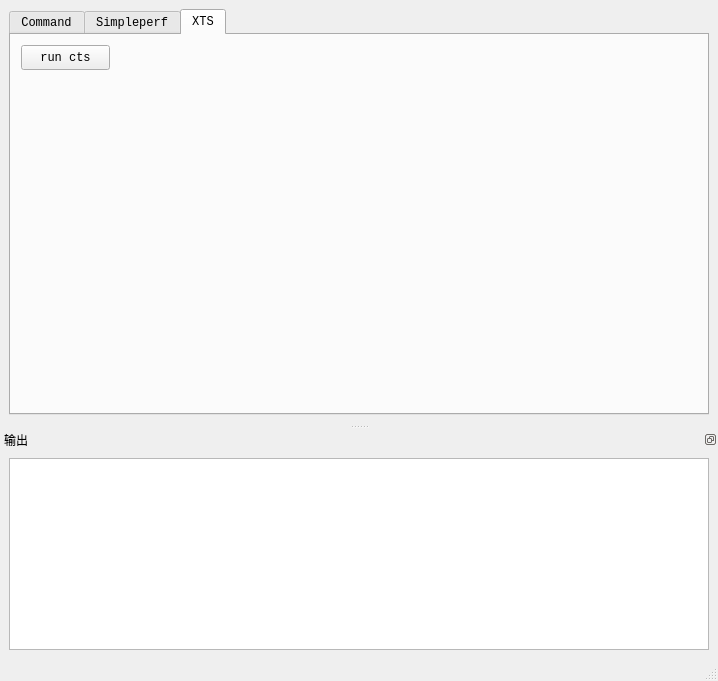
This is mainwindow.ui in zuoVision/Qt as Qt 5 draws it before an edit. The edited form follows.
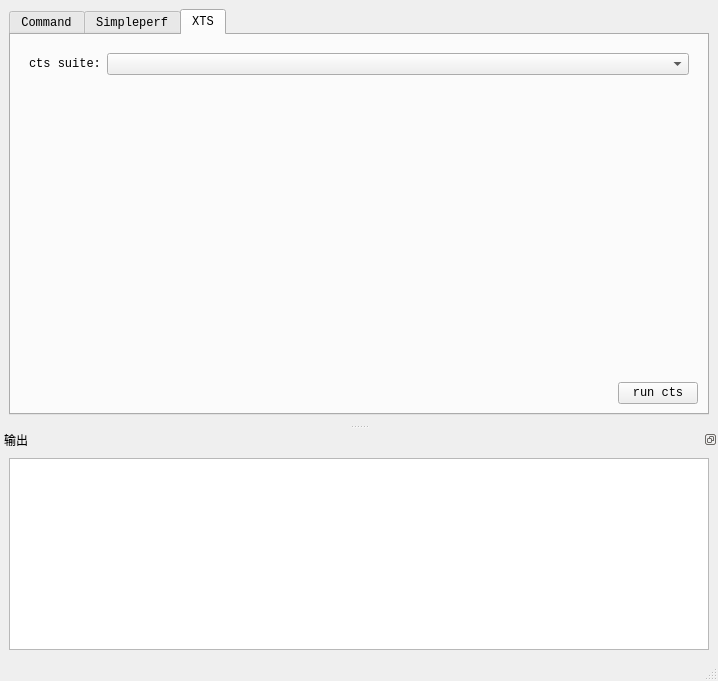
This is the edited form. The open tabs and pages were chosen to show the change.

```diff
--- a/mainwindow.ui
+++ b/mainwindow.ui
@@ -25,6 +25,9 @@
    <layout class="QGridLayout" name="gridLayout_4">
     <item row="0" column="0">
      <widget class="QTabWidget" name="tabWidget">
+      <property name="enabled">
+       <bool>true</bool>
+      </property>
       <property name="font">
        <font>
         <family>Consolas</family>
@@ -575,19 +578,69 @@
        <attribute name="title">
         <string>XTS</string>
        </attribute>
-       <widget class="QPushButton" name="pushButton_cts">
-        <property name="geometry">
-         <rect>
-          <x>10</x>
-          <y>10</y>
-          <width>89</width>
-          <height>25</height>
-         </rect>
-        </property>
-        <property name="text">
-         <string>run cts</string>
-        </property>
-       </widget>
+       <layout class="QGridLayout" name="gridLayout_2">
+        <item row="2" column="0">
+         <spacer name="horizontalSpacer_2">
+          <property name="orientation">
+           <enum>Qt::Horizontal</enum>
+          </property>
+          <property name="sizeHint" stdset="0">
+           <size>
+            <width>583</width>
+            <height>20</height>
+           </size>
+          </property>
+         </spacer>
+        </item>
+        <item row="2" column="2">
+         <widget class="QPushButton" name="pushButton_cts">
+          <property name="sizePolicy">
+           <sizepolicy hsizetype="Maximum" vsizetype="Maximum">
+            <horstretch>0</horstretch>
+            <verstretch>0</verstretch>
+           </sizepolicy>
+          </property>
+          <property name="text">
+           <string>run cts</string>
+          </property>
+         </widget>
+        </item>
+        <item row="0" column="0" colspan="3">
+         <widget class="QWidget" name="widget_2" native="true">
+          <layout class="QHBoxLayout" name="horizontalLayout">
+           <item>
+            <widget class="QLabel" name="label_ctssuite">
+             <property name="sizePolicy">
+              <sizepolicy hsizetype="Maximum" vsizetype="Preferred">
+               <horstretch>0</horstretch>
+               <verstretch>0</verstretch>
+              </sizepolicy>
+             </property>
+             <property name="text">
+              <string>cts suite:</string>
+             </property>
+            </widget>
+           </item>
+           <item>
+            <widget class="QComboBox" name="comboBox_ctssuite"/>
+           </item>
+          </layout>
+         </widget>
+        </item>
+        <item row="1" column="2">
+         <spacer name="verticalSpacer">
+          <property name="orientation">
+           <enum>Qt::Vertical</enum>
+          </property>
+          <property name="sizeHint" stdset="0">
+           <size>
+            <width>20</width>
+            <height>40</height>
+           </size>
+          </property>
+         </spacer>
+        </item>
+       </layout>
       </widget>
      </widget>
     </item>
```
Left out of the diff: 8 changed lines with no effect on the pictures.
